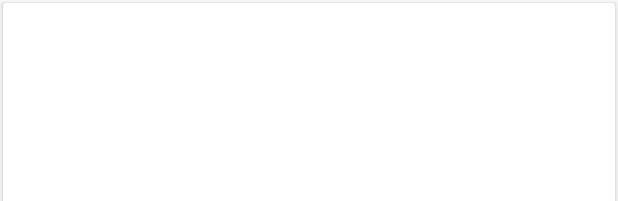
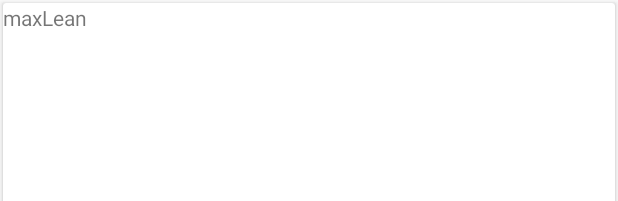
Before and after one commit to af3ld/MotorcycleApplication, an Android app: the layout fragment_rider_stats_cardview.xml on its own in the app's theme, with its tools: preview values and no code run, on a phone screen of 412 x 824 dp. Shown: the top 201 px of the screen. Run offline under Robolectric (Android 15) with nearby library versions, the phone set to English and light mode, and no system bars.

Commit message:
The view works but doesn't load the data in.

```diff
--- a/app/src/main/res/layout/fragment_rider_stats.xml
+++ b/app/src/main/res/layout/fragment_rider_stats.xml
@@ -30,6 +30,11 @@
         android:textSize="30sp"
         android:padding="10dp"/>
 
+    <TextView
+        android:id="@+id/shared_prefs"
+        android:layout_width="wrap_content"
+        android:layout_height="wrap_content"
+        android:text="0"/>
 
     <ListView
         android:id="@+id/fragment_rider_stats_listView"
--- a/app/src/main/res/layout/fragment_rider_stats_cardview.xml
+++ b/app/src/main/res/layout/fragment_rider_stats_cardview.xml
@@ -12,28 +12,11 @@
         android:layout_width="match_parent"
         android:layout_height="wrap_content">
 
-        <TextView
-            android:id="@+id/rider_stats_card_view_Ride_Number"
-            android:layout_width="wrap_content"
-            android:layout_height="wrap_content" />
-        <TextView
-            android:id="@+id/rider_stats_card_view_Front_PSI"
-            android:layout_width="wrap_content"
-            android:layout_height="wrap_content"
-            />
-        <TextView
-            android:id="@+id/rider_stats_card_view_Max_speed"
-            android:layout_width="wrap_content"
-            android:layout_height="wrap_content" />
-
-        <TextView
-            android:id="@+id/rider_stats_card_view_Front_Average_Speed"
-            android:layout_width="wrap_content"
-            android:layout_height="wrap_content" />
-        <TextView
-            android:id="@+id/rider_stats_card_view_Back_PSI"
-            android:layout_width="wrap_content"
-            android:layout_height="wrap_content" />
+<TextView
+    android:id="@+id/card_view_max_lean"
+    android:layout_width="match_parent"
+    android:layout_height="wrap_content"
+    android:text="maxLean"/>
 
     </RelativeLayout>
 
```
Also changed, not shown: app/src/main/java/com/lclark/motorcycleap/RiderStatistics/RiderStatisticsAdapter.java (+11 -8 lines), app/src/main/java/com/lclark/motorcycleap/RiderStatistics/RiderStatisticsFragment.java (+11 -5 lines), app/src/main/java/com/lclark/motorcycleap/RiderStatistics/Rides.java (+49 -20 lines).
